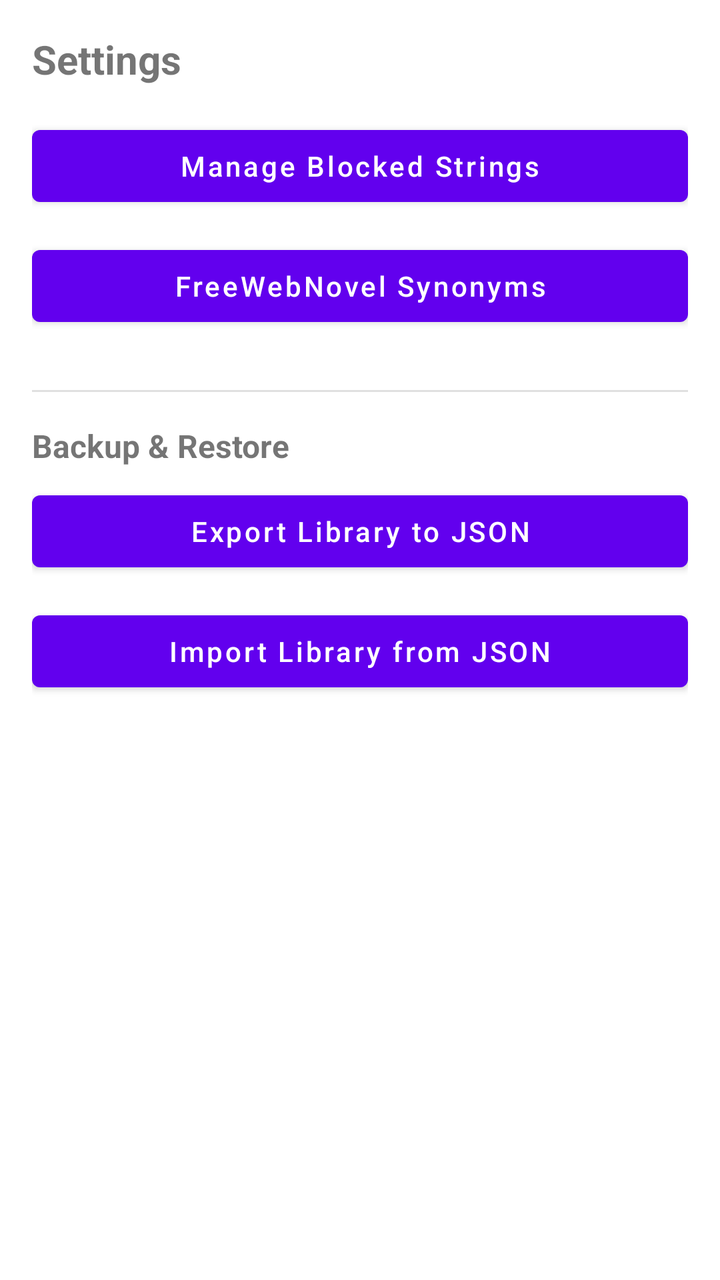
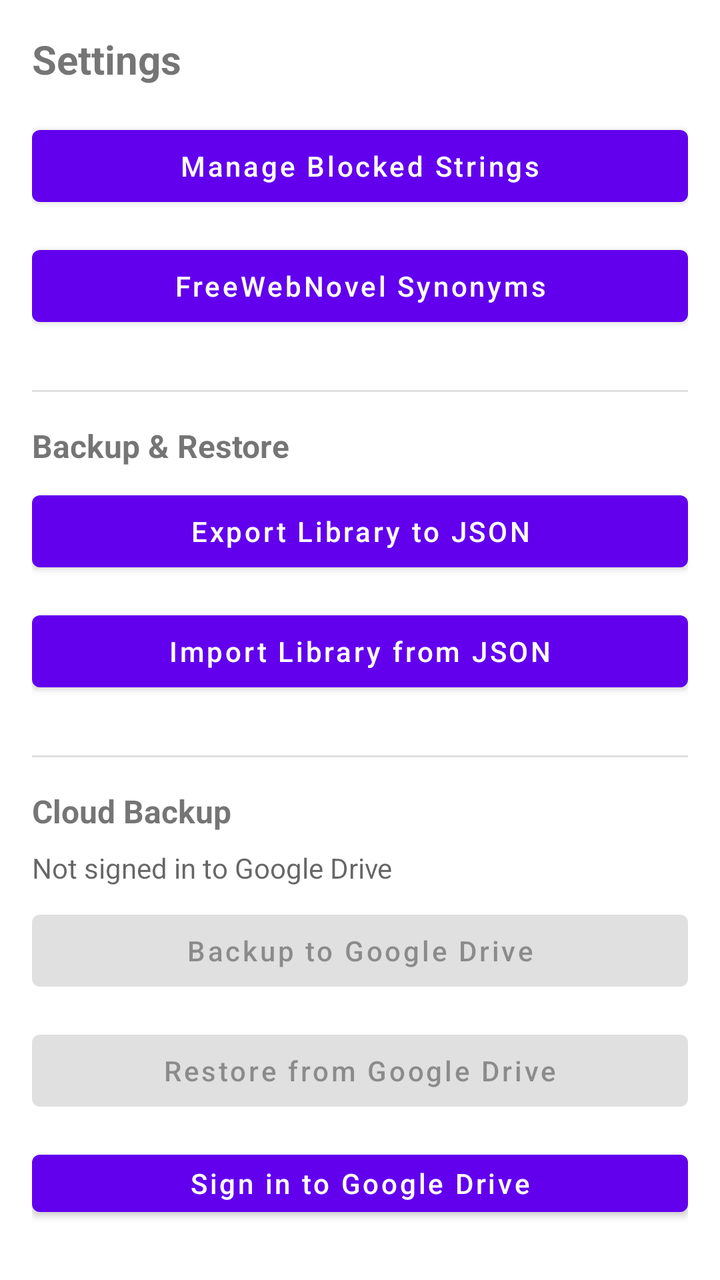

Before-and-after screenshots of an Android layout around one commit, followed by the original layout XML and the change that was made.
<!-- AndroidManifest.xml: application theme Theme.LightNovelReader -->
<!-- res/layout/fragment_settings.xml -->
<?xml version="1.0" encoding="utf-8"?>
<LinearLayout xmlns:android="http://schemas.android.com/apk/res/android"
    xmlns:tools="http://schemas.android.com/tools"
    android:layout_width="match_parent"
    android:layout_height="match_parent"
    android:orientation="vertical"
    android:padding="16dp"
    tools:context=".fragments.SettingsFragment">

    <TextView
        android:layout_width="match_parent"
        android:layout_height="wrap_content"
        android:paddingBottom="16dp"
        android:text="Settings"
        android:textSize="20sp"
        android:textStyle="bold" />

    <Button
        android:id="@+id/blocked_strings_button"
        android:layout_width="match_parent"
        android:layout_height="wrap_content"
        android:layout_marginBottom="12dp"
        android:text="Manage Blocked Strings"
        android:textAllCaps="false" />

    <Button
        android:id="@+id/free_web_novel_synonyms_button"
        android:layout_width="match_parent"
        android:layout_height="wrap_content"
        android:layout_marginBottom="12dp"
        android:text="FreeWebNovel Synonyms"
        android:textAllCaps="false" />

    <View
        android:layout_width="match_parent"
        android:layout_height="1dp"
        android:layout_marginTop="16dp"
        android:layout_marginBottom="16dp"
        android:background="?android:attr/listDivider" />

    <TextView
        android:layout_width="match_parent"
        android:layout_height="wrap_content"
        android:paddingBottom="8dp"
        android:text="Backup &amp; Restore"
        android:textSize="16sp"
        android:textStyle="bold" />

    <Button
        android:id="@+id/export_button"
        android:layout_width="match_parent"
        android:layout_height="wrap_content"
        android:layout_marginBottom="12dp"
        android:text="Export Library to JSON"
        android:textAllCaps="false" />

    <Button
        android:id="@+id/import_button"
        android:layout_width="match_parent"
        android:layout_height="wrap_content"
        android:layout_marginBottom="12dp"
        android:text="Import Library from JSON"
        android:textAllCaps="false" />

</LinearLayout>
<!-- resources referenced by this layout -->
<resources>
  <style name="Theme.LightNovelReader" parent="Theme.MaterialComponents.DayNight.DarkActionBar">
          
          <item name="colorPrimary">@color/purple_500</item>
          <item name="colorPrimaryVariant">@color/purple_700</item>
          <item name="colorOnPrimary">@color/white</item>
          
          <item name="colorSecondary">@color/teal_200</item>
          <item name="colorSecondaryVariant">@color/teal_700</item>
          <item name="colorOnSecondary">@color/black</item>
          
          <item name="android:statusBarColor">?attr/colorPrimaryVariant</item>
          
      </style>
  <color name="purple_500">#FF6200EE</color>
  <color name="purple_700">#FF3700B3</color>
  <color name="white">#FFFFFFFF</color>
  <color name="teal_200">#FF03DAC5</color>
  <color name="teal_700">#FF018786</color>
  <color name="black">#FF000000</color>
</resources>

<!-- the commit's change to res/layout/fragment_settings.xml (unified diff, before → after) -->
@@ -62,4 +62,54 @@
         android:text="Import Library from JSON"
         android:textAllCaps="false" />
 
+    <View
+        android:layout_width="match_parent"
+        android:layout_height="1dp"
+        android:layout_marginTop="16dp"
+        android:layout_marginBottom="16dp"
+        android:background="?android:attr/listDivider" />
+
+    <TextView
+        android:layout_width="match_parent"
+        android:layout_height="wrap_content"
+        android:paddingBottom="8dp"
+        android:text="Cloud Backup"
+        android:textSize="16sp"
+        android:textStyle="bold" />
+
+    <TextView
+        android:id="@+id/cloud_backup_status"
+        android:layout_width="match_parent"
+        android:layout_height="wrap_content"
+        android:layout_marginBottom="8dp"
+        android:text="Not signed in to Google Drive"
+        android:textSize="14sp"
+        android:textColor="?android:attr/textColorSecondary" />
+
+    <Button
+        android:id="@+id/backup_to_cloud_button"
+        android:layout_width="match_parent"
+        android:layout_height="wrap_content"
+        android:layout_marginBottom="12dp"
+        android:text="Backup to Google Drive"
+        android:textAllCaps="false"
+        android:enabled="false" />
+
+    <Button
+        android:id="@+id/restore_from_cloud_button"
+        android:layout_width="match_parent"
+        android:layout_height="wrap_content"
+        android:layout_marginBottom="12dp"
+        android:text="Restore from Google Drive"
+        android:textAllCaps="false"
+        android:enabled="false" />
+
+    <Button
+        android:id="@+id/sign_in_google_button"
+        android:layout_width="match_parent"
+        android:layout_height="wrap_content"
+        android:layout_marginBottom="12dp"
+        android:text="Sign in to Google Drive"
+        android:textAllCaps="false" />
+
 </LinearLayout>
